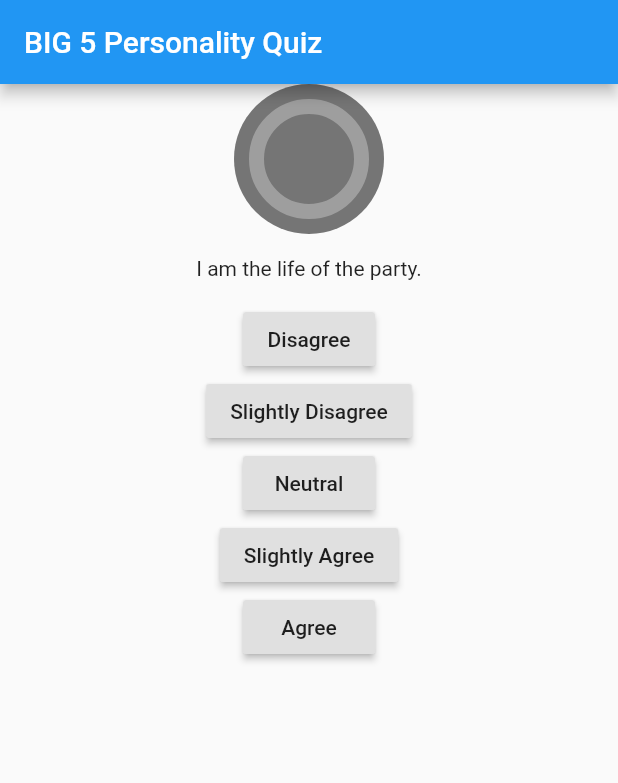
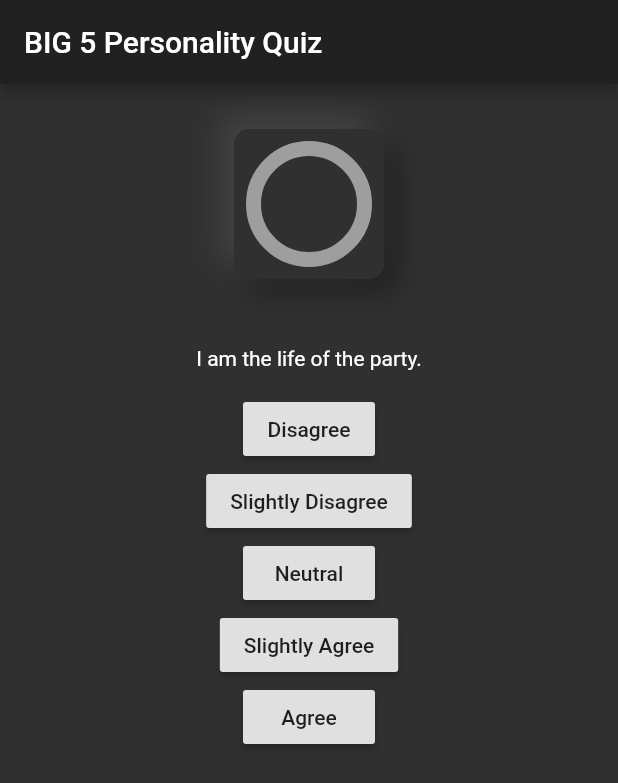
Before and after one commit to RubberBullets/Big-5-Personality-Quiz, a Flutter app: the screen it shows after launch, on a phone screen of 412 x 824 dp. Shown: the top 783 px of the screen. Run offline on Flutter 3.47's test engine with Material 2 defaults, Android fonts, the light colour scheme and no system bars.

Commit message:
styling of theme and progress tracker

```diff
--- a/lib/main.dart
+++ b/lib/main.dart
@@ -291,6 +291,7 @@ class MyBiGFiveQuizAppState extends State<MyBiGFiveQuizApp> {
     }
     print('first question score= ' + questions[0]['score'].toString());
   }
+
   void nextQuestionSD() {
     setState(() {
       questions[questionIndex]['score'] = 2;
@@ -322,16 +323,13 @@ class MyBiGFiveQuizAppState extends State<MyBiGFiveQuizApp> {
 //reset quiz function//
   void resetQuiz() {
     setState(() {
-
       questionIndex = 0;
     });
   }
 
 //Progress Indicator function//
-  currentProgress(questionsCompleted,totalQuestions){
-
+  currentProgress(questionsCompleted, totalQuestions) {
     return (questionsCompleted / totalQuestions);
-
   }
 
 //Scoring functions for big 5 segments//
@@ -349,6 +347,7 @@ class MyBiGFiveQuizAppState extends State<MyBiGFiveQuizApp> {
         questions[40]['score'] -
         questions[45]['score']);
   }
+
   agreeableness() {
     return (14 -
         questions[1]['score'] +
@@ -362,6 +361,7 @@ class MyBiGFiveQuizAppState extends State<MyBiGFiveQuizApp> {
         questions[41]['score'] +
         questions[46]['score']);
   }
+
   conscientiousness() {
     return (14 +
         questions[2]['score'] -
@@ -375,6 +375,7 @@ class MyBiGFiveQuizAppState extends State<MyBiGFiveQuizApp> {
         questions[42]['score'] +
         questions[47]['score']);
   }
+
   neuroticism() {
     return (38 -
         questions[3]['score'] +
@@ -388,6 +389,7 @@ class MyBiGFiveQuizAppState extends State<MyBiGFiveQuizApp> {
         questions[43]['score'] -
         questions[48]['score']);
   }
+
   openness() {
     return (8 +
         questions[4]['score'] -
@@ -406,6 +408,11 @@ class MyBiGFiveQuizAppState extends State<MyBiGFiveQuizApp> {
   @override
   Widget build(BuildContext context) {
     return MaterialApp(
+        theme: ThemeData(
+          primaryColor: Colors.grey[900],
+          accentColor: Colors.grey[800],
+          canvasColor: Colors.grey[850],
+        ),
         home: Scaffold(
           appBar: AppBar(
             title: Text('BIG 5 Personality Quiz'),
@@ -416,20 +423,66 @@ class MyBiGFiveQuizAppState extends State<MyBiGFiveQuizApp> {
                     children: <Widget>[
                       Container(
                         //color: Colors.grey[600],
-                    decoration: BoxDecoration(borderRadius: BorderRadius.all(Radius.circular(100)),color: Colors.grey[600], ),
+                        decoration: BoxDecoration(
+                            borderRadius: BorderRadius.all(Radius.circular(10)),
+                            color: Colors.grey[850],
+                            boxShadow: [
+                              BoxShadow(
+                                color: Colors.grey[900],
+                                offset: new Offset(9.5, 9.5),
+                                blurRadius: 16.5,
+                              ),
+                              BoxShadow(
+                                color: Colors.grey[800],
+                                offset: new Offset(-9.5, -9.5),
+                                blurRadius: 16.5,
+                              )
+                            ]),
                         width: 100,
                         height: 100,
-                    padding: EdgeInsets.fromLTRB(15,15,15,15),
-                    child: CircularProgressIndicator(value: currentProgress(questionIndex,questions.length),
+                        padding: EdgeInsets.fromLTRB(13, 13, 13, 13),
+                        margin: EdgeInsets.fromLTRB(15, 30, 15, 30),
+                        //child: Container(
+                        //  width: 100,
+                        //  height: 100,
+                        //  padding: EdgeInsets.fromLTRB(13, 13, 13, 13),
+
+                        //  decoration: BoxDecoration(
+                        //    color: Colors.transparent,
+                        //    borderRadius: BorderRadius.all(Radius.circular(15)),
+                        //    boxShadow: [
+                        //      BoxShadow(
+                        //        color: Colors.grey[700],
+                        //        offset: const Offset(0.0, 0.0),
+                        //        spreadRadius: 2,
+                        //      ),
+                        //      BoxShadow(
+                        //        color: Colors.grey[850],
+                        //        offset: const Offset(0.0, 0.0),
+                        //        spreadRadius: 1.0,
+                        //        blurRadius: 2.0,
+                        //      ),
+                        //    ],
+                        //  ),
+                          child: CircularProgressIndicator(
+                            value: currentProgress(
+                                questionIndex, questions.length),
                             backgroundColor: Colors.grey,
                             strokeWidth: 10,
                             semanticsLabel: 'progress',
-
+                            valueColor:
+                                AlwaysStoppedAnimation<Color>(Colors.blue),
+                          ),
+                        //),
+                      ),
+                      Container(
+                        child: Text(
+                          questions[questionIndex]['question text'],
+                          style: TextStyle(
+                            color: Colors.white,
                           ),
                         ),
-                  Container(
-                    child: Text(questions[questionIndex]['question text']),
-                    padding: EdgeInsets.fromLTRB(15,15,15,15),
+                        padding: EdgeInsets.fromLTRB(15, 15, 15, 15),
                       ),
                       RaisedButton(
                         child: Text('Disagree'),
@@ -457,28 +510,27 @@ class MyBiGFiveQuizAppState extends State<MyBiGFiveQuizApp> {
               : Column(
                   children: <Widget>[
                     Center(
-                  child: Text(
-                      'Your Extroversion Score is: ' + extroversion().toString()),
+                      child: Text('Your Extroversion Score is: ' +
+                          extroversion().toString()),
                     ),
                     Center(
-                  child: Text(
-                      'Your Agreeableness Score is: ' + agreeableness().toString()),
+                      child: Text('Your Agreeableness Score is: ' +
+                          agreeableness().toString()),
                     ),
                     Center(
-                  child: Text(
-                      'Your Conscientiousness Score is: ' + conscientiousness().toString()),
+                      child: Text('Your Conscientiousness Score is: ' +
+                          conscientiousness().toString()),
                     ),
                     Center(
-                  child: Text(
-                      'Your Neuroticism Score is: ' + neuroticism().toString()),
+                      child: Text('Your Neuroticism Score is: ' +
+                          neuroticism().toString()),
                     ),
                     Center(
-                  child: Text(
-                      'Your Openness to Experience Score is: ' + openness().toString()),
+                      child: Text('Your Openness to Experience Score is: ' +
+                          openness().toString()),
                     ),
                     RaisedButton(
-                  child: Text(
-                      'Restart Quiz '),
+                      child: Text('Restart Quiz '),
                       onPressed: resetQuiz,
                     ),
                   ],
```
Lines whose indentation alone changed are shown as unchanged.
